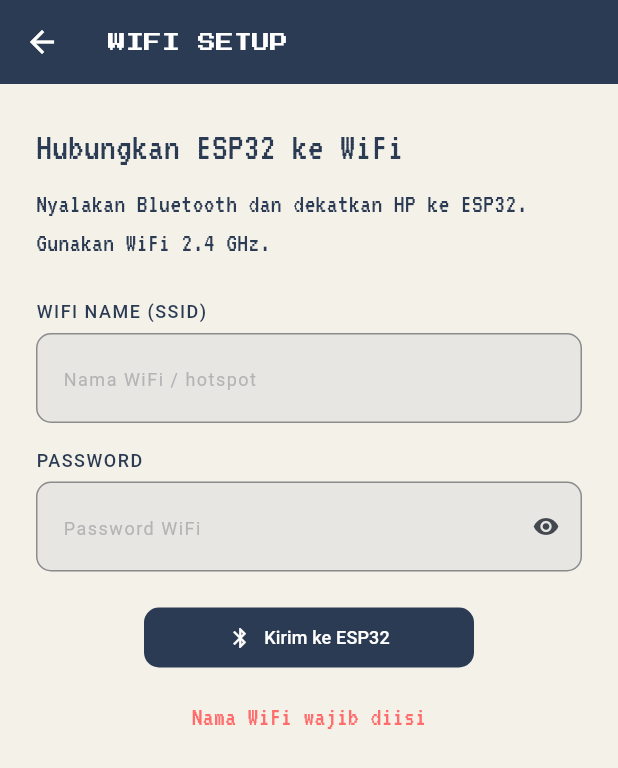
After one commit to sapphire-png/pawping, a Flutter app: the WifiSetupScreen screen opened directly, after a tap on "Kirim ke ESP32", on a phone screen of 412 x 824 dp. The commit adds this screen. Shown: the top 768 px of the screen. Run offline on Flutter 3.47's test engine with Material 3 defaults, Android fonts, the phone set to English and light mode, and no system bars; our stand-ins replace firebase_core, firebase_database, flutter_blue_plus, google_fonts; accounts and stored records are empty; statements that could not run were skipped.

Commit message:
update kode

```diff
--- a/lib/screens/pet_profile_screen.dart
+++ b/lib/screens/pet_profile_screen.dart
@@ -57,6 +57,7 @@ class _PetProfileScreenState extends State<PetProfileScreen> {
         );
       }
     } catch (e) {
+      if (!mounted) return;
       ScaffoldMessenger.of(context).showSnackBar(
         SnackBar(content: Text('Gagal menyimpan ke database: $e')),
       );
--- /dev/null
+++ b/lib/screens/wifi_setup_screen.dart
@@ -0,0 +1,156 @@
+import 'package:flutter/material.dart';
+import 'package:google_fonts/google_fonts.dart';
+import '../../core/constants/app_color.dart';
+import '../../data/services/esp32_ble_service.dart';
+import '../../widgets/custom_button.dart';
+import '../../widgets/custom_text_field.dart';
+
+class WifiSetupScreen extends StatefulWidget {
+  const WifiSetupScreen({super.key});
+
+  @override
+  State<WifiSetupScreen> createState() => _WifiSetupScreenState();
+}
+
+class _WifiSetupScreenState extends State<WifiSetupScreen> {
+  final _ssidC = TextEditingController();
+  final _passC = TextEditingController();
+  final _service = Esp32BleService();
+
+  bool _busy = false;
+  bool _hidePass = true;
+  String _status = '';
+  Color _statusColor = AppColor.navy;
+
+  @override
+  void dispose() {
+    _ssidC.dispose();
+    _passC.dispose();
+    super.dispose();
+  }
+
+  void _setStatus(String text, {Color color = AppColor.navy}) {
+    if (!mounted) return;
+    setState(() {
+      _status = text;
+      _statusColor = color;
+    });
+  }
+
+  Future<void> _kirim() async {
+    if (_busy) return;
+    final ssid = _ssidC.text.trim();
+    final pass = _passC.text; // password tidak di-trim
+    if (ssid.isEmpty) {
+      _setStatus('Nama WiFi wajib diisi', color: AppColor.red);
+      return;
+    }
+
+    setState(() => _busy = true);
+    final result = await _service.sendWifi(
+      ssid: ssid,
+      password: pass,
+      onProgress: (m) => _setStatus(m),
+    );
+    if (!mounted) return;
+    setState(() => _busy = false);
+
+    switch (result) {
+      case WifiSetupResult.success:
+        _setStatus('Berhasil! ESP32 sudah tersambung ke WiFi.',
+            color: AppColor.green);
+        await Future.delayed(const Duration(seconds: 2));
+        if (mounted) Navigator.pop(context);
+        break;
+      case WifiSetupResult.wifiFailed:
+        _setStatus(
+            'ESP32 gagal tersambung. Cek nama & password WiFi (harus 2.4 GHz).',
+            color: AppColor.red);
+        break;
+      case WifiSetupResult.deviceNotFound:
+        _setStatus(
+            'ESP32 tidak ditemukan. Pastikan ESP32 menyala, dekat HP, dan belum '
+            'tersambung WiFi (mode setup aktif otomatis).',
+            color: AppColor.red);
+        break;
+      case WifiSetupResult.bluetoothOff:
+        _setStatus('Bluetooth belum menyala.', color: AppColor.red);
+        break;
+      case WifiSetupResult.error:
+        _setStatus('Terjadi kesalahan. Coba lagi.', color: AppColor.red);
+        break;
+    }
+  }
+
+  @override
+  Widget build(BuildContext context) {
+    return Scaffold(
+      backgroundColor: AppColor.cream,
+      appBar: AppBar(
+        backgroundColor: AppColor.navy,
+        foregroundColor: AppColor.white,
+        title: Text(
+          'WIFI SETUP',
+          style: GoogleFonts.pressStart2p(fontSize: 12, color: AppColor.white),
+        ),
+      ),
+      body: SafeArea(
+        child: SingleChildScrollView(
+          padding: const EdgeInsets.all(24),
+          child: Column(
+            crossAxisAlignment: CrossAxisAlignment.start,
+            children: [
+              Text(
+                'Hubungkan ESP32 ke WiFi',
+                style: GoogleFonts.vt323(fontSize: 26, color: AppColor.navy),
+              ),
+              const SizedBox(height: 6),
+              Text(
+                'Nyalakan Bluetooth dan dekatkan HP ke ESP32. Gunakan WiFi 2.4 GHz.',
+                style: GoogleFonts.vt323(fontSize: 18, color: AppColor.navy),
+              ),
+              const SizedBox(height: 24),
+              CustomTextField(
+                label: 'WIFI NAME (SSID)',
+                hint: 'Nama WiFi / hotspot',
+                controller: _ssidC,
+              ),
+              const SizedBox(height: 16),
+              CustomTextField(
+                label: 'PASSWORD',
+                hint: 'Password WiFi',
+                controller: _passC,
+                obscureText: _hidePass,
+                suffixIcon: IconButton(
+                  icon: Icon(
+                    _hidePass ? Icons.visibility : Icons.visibility_off,
+                    size: 18,
+                  ),
+                  onPressed: () => setState(() => _hidePass = !_hidePass),
+                ),
+              ),
+              const SizedBox(height: 24),
+              Center(
+                child: CustomButton(
+                  text: _busy ? 'Memproses...' : 'Kirim ke ESP32',
+                  icon: Icons.bluetooth,
+                  onPressed: _kirim,
+                ),
+              ),
+              const SizedBox(height: 20),
+              if (_busy) const Center(child: CircularProgressIndicator()),
+              if (_status.isNotEmpty)
+                Center(
+                  child: Text(
+                    _status,
+                    textAlign: TextAlign.center,
+                    style: GoogleFonts.vt323(fontSize: 18, color: _statusColor),
+                  ),
+                ),
+            ],
+          ),
+        ),
+      ),
+    );
+  }
+}
--- a/lib/widgets/custom_text_field.dart
+++ b/lib/widgets/custom_text_field.dart
@@ -6,6 +6,8 @@ class CustomTextField extends StatelessWidget {
   final String hint;
   final TextEditingController controller;
   final TextInputType keyboardType;
+  final bool obscureText;
+  final Widget? suffixIcon;
 
   const CustomTextField({
     super.key,
@@ -13,6 +15,8 @@ class CustomTextField extends StatelessWidget {
     required this.hint,
     required this.controller,
     this.keyboardType = TextInputType.text,
+    this.obscureText = false,
+    this.suffixIcon,
   });
 
   OutlineInputBorder _border(Color color) => OutlineInputBorder(
@@ -40,6 +44,7 @@ class CustomTextField extends StatelessWidget {
         TextField(
           controller: controller,
           keyboardType: keyboardType,
+          obscureText: obscureText,
           decoration: InputDecoration(
             hintText: hint,
             hintStyle: TextStyle(
@@ -53,6 +58,7 @@ class CustomTextField extends StatelessWidget {
               const EdgeInsets.symmetric(horizontal: 14, vertical: 18),
             enabledBorder: _border(AppColor.fieldBorder),
             focusedBorder: _border(AppColor.navy),
+            suffixIcon: suffixIcon,
           ),
         ),
       ],
--- a/pubspec.yaml
+++ b/pubspec.yaml
@@ -32,6 +32,7 @@ dependencies:
     sdk: flutter
   firebase_core: ^2.24.2
   firebase_database: ^10.4.2
+  flutter_blue_plus: ^2.3.14
 
   # The following adds the Cupertino Icons font to your application.
   # Use with the CupertinoIcons class for iOS style icons.
```
Also changed, not shown: lib/data/services/esp32_ble_service.dart (added, +125 -0 lines), lib/screens/dashboard_screen.dart (+74 -1 lines), pubspec.lock, 4 other files.
